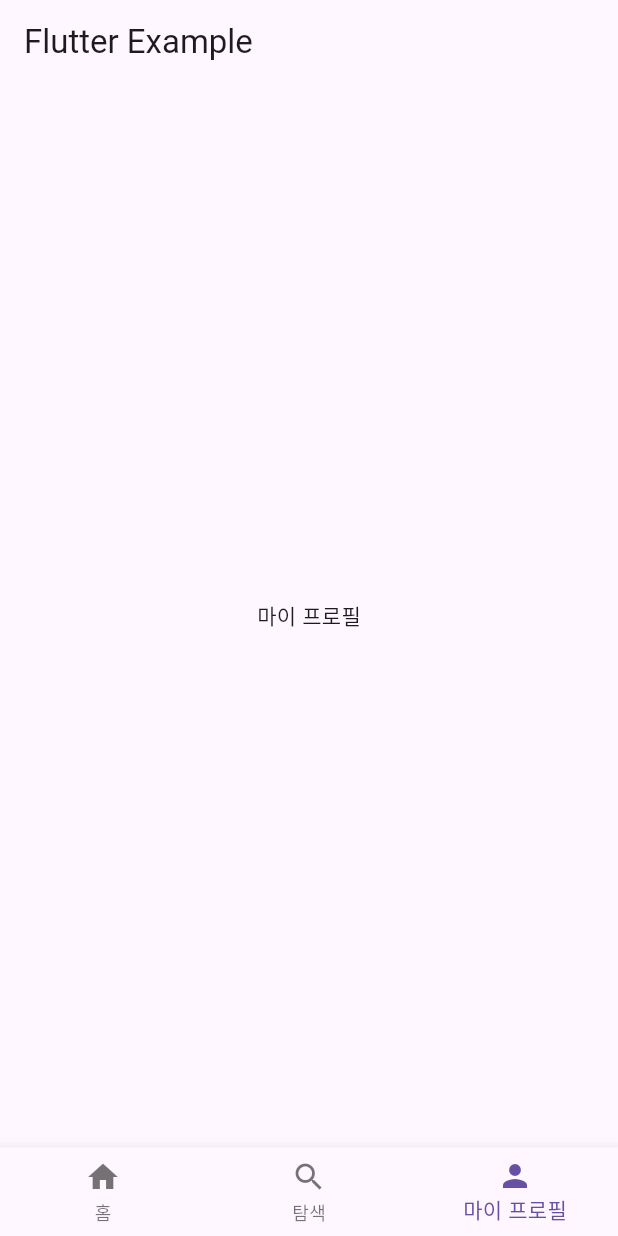
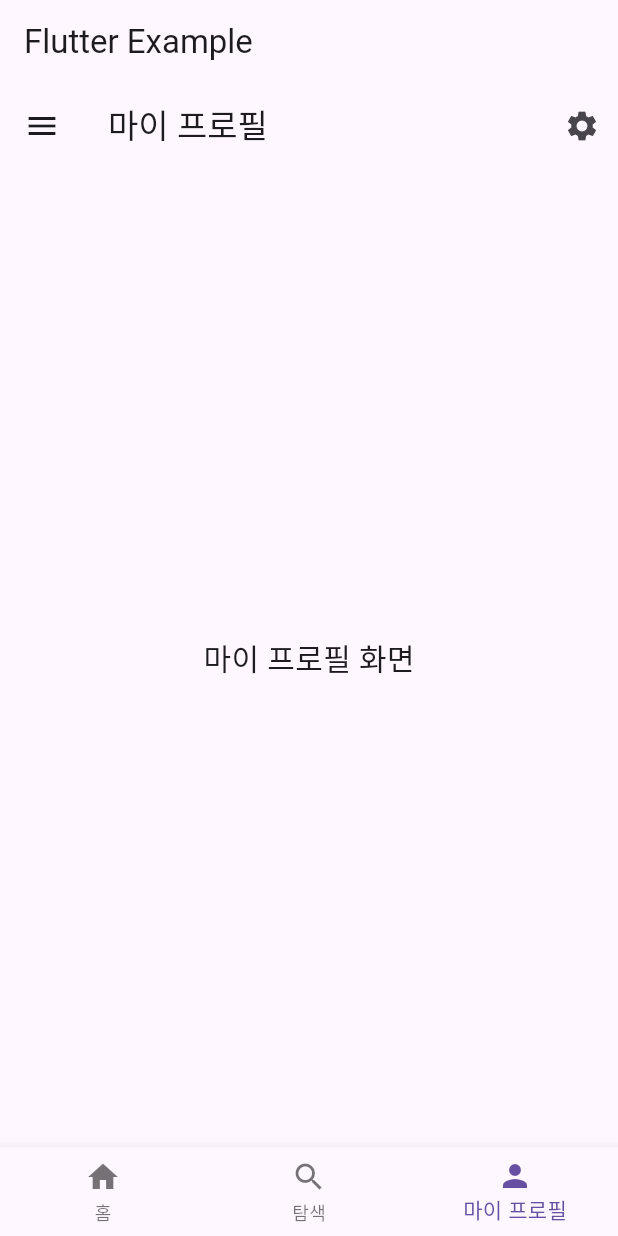
Before and after one commit to 2025-GDGoC-WhiteSheep/2025-GDGoC-WhiteSheep-Mobile, a Flutter app: the MainScreen screen opened by its route, item 3 of the bottom bar chosen, on a phone screen of 412 x 824 dp. Run offline on Flutter 3.47's test engine with Material 3 defaults, Android fonts, the phone set to English and light mode, and no system bars; our stand-ins replace go_router; missing offline and left inert: kakao_flutter_sdk_user.

Commit message:
마이 프로필 파일 추가

```diff
--- /dev/null
+++ b/lib/navigator_bar/my_profile/my_profile.dart
@@ -0,0 +1,38 @@
+import 'package:flutter/material.dart';
+
+class MyProfileScreen extends StatelessWidget {
+  @override
+  Widget build(BuildContext context) {
+    return Scaffold(
+      appBar: AppBar(
+        leading: IconButton(
+          icon: Icon(Icons.menu), // 메뉴 버튼
+          onPressed: () {
+            // 메뉴 버튼 클릭 시 동작
+            ScaffoldMessenger.of(context).showSnackBar(
+              SnackBar(content: Text('메뉴 버튼 클릭됨')),
+            );
+          },
+        ),
+        title: Text('마이 프로필'), // 제목
+        actions: [
+          IconButton(
+            icon: Icon(Icons.settings), // 설정 버튼
+            onPressed: () {
+              // 설정 버튼 클릭 시 동작
+              ScaffoldMessenger.of(context).showSnackBar(
+                SnackBar(content: Text('설정 버튼 클릭됨')),
+              );
+            },
+          ),
+        ],
+      ),
+      body: Center(
+        child: Text(
+          '마이 프로필 화면',
+          style: TextStyle(fontSize: 20),
+        ),
+      ),
+    );
+  }
+}
--- a/lib/navigator_bar/navigator.dart
+++ b/lib/navigator_bar/navigator.dart
@@ -1,4 +1,5 @@
 import 'package:flutter/material.dart';
+import 'package:gdgoc2025whitesheepmobile/navigator_bar/my_profile/my_profile.dart';
 import 'package:kakao_flutter_sdk_user/kakao_flutter_sdk_user.dart';
 import 'package:gdgoc2025whitesheepmobile/router/router.dart';
 
@@ -13,7 +14,7 @@ class _MainScreenState extends State<MainScreen> {
   final List<Widget> _tabs = [
     Center(child: Text('홈')),
     Center(child: Text('탐색')),
-    Center(child: Text('마이 프로필')),
+    MyProfileScreen(),
   ];
 
   @override
--- a/lib/router/router.dart
+++ b/lib/router/router.dart
@@ -1,6 +1,8 @@
 import 'package:gdgoc2025whitesheepmobile/navigator_bar/navigator.dart';
 import 'package:go_router/go_router.dart';
 import 'package:gdgoc2025whitesheepmobile/SocialLogin/kakao_login_screen.dart';
+
+import '../navigator_bar/my_profile/my_profile.dart';
 
 final GoRouter router = GoRouter(routes: [
   GoRoute(
@@ -12,4 +14,8 @@ final GoRouter router = GoRouter(routes: [
     path: '/MainScreen',
     builder: (context, state) => MainScreen(),
   ),
+  GoRoute(
+    path: '/myProfile',
+    builder: (context, state) => MyProfileScreen(),
+  )
 ]);
```
